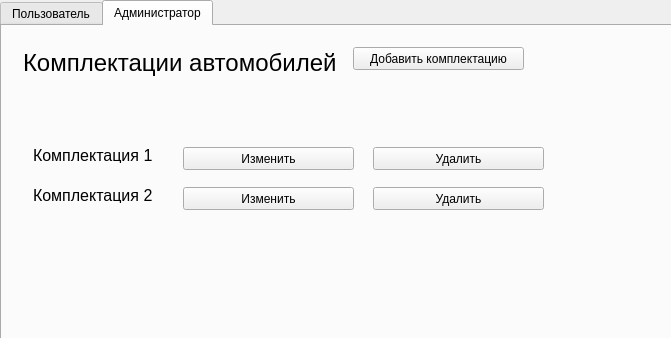
The window that src/window/mainwindow.ui (KarpenkoDenis/and-or-tree) describes before a commit, drawn with Qt 5; both pictures show x 0 to 671 and y 0 to 338 of the 1068 by 678 pixel window.
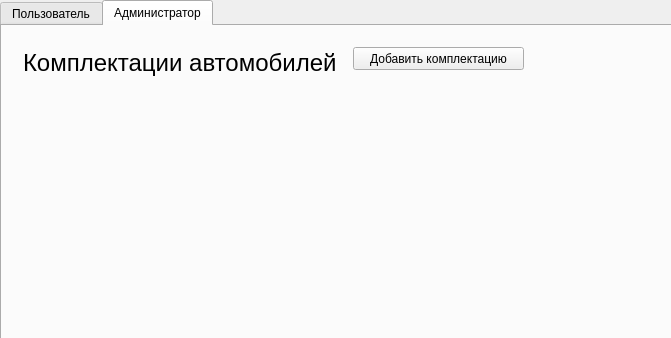
The same window after the commit.

Commit message: Implement list view

What changed in the file:
```diff
--- a/src/window/mainwindow.ui
+++ b/src/window/mainwindow.ui
@@ -310,93 +310,36 @@
             <string>Добавить комплектацию</string>
            </property>
           </widget>
-          <widget class="QLabel" name="label_5">
+          <widget class="QWidget" name="verticalLayoutWidget">
            <property name="geometry">
             <rect>
-             <x>20</x>
-             <y>110</y>
-             <width>161</width>
-             <height>16</height>
+             <x>10</x>
+             <y>40</y>
+             <width>501</width>
+             <height>361</height>
             </rect>
            </property>
-           <property name="font">
-            <font>
-             <pointsize>12</pointsize>
-            </font>
-           </property>
-           <property name="text">
-            <string>Комплектация 1</string>
-           </property>
-          </widget>
-          <widget class="QPushButton" name="pushButton_2">
-           <property name="geometry">
-            <rect>
-             <x>170</x>
-             <y>110</y>
-             <width>171</width>
-             <height>23</height>
-            </rect>
-           </property>
-           <property name="text">
-            <string>Изменить</string>
-           </property>
-          </widget>
-          <widget class="QPushButton" name="pushButton_3">
-           <property name="geometry">
-            <rect>
-             <x>360</x>
-             <y>110</y>
-             <width>171</width>
-             <height>23</height>
-            </rect>
-           </property>
-           <property name="text">
-            <string>Удалить</string>
-           </property>
-          </widget>
-          <widget class="QLabel" name="label_6">
-           <property name="geometry">
-            <rect>
-             <x>20</x>
-             <y>150</y>
-             <width>161</width>
-             <height>16</height>
-            </rect>
-           </property>
-           <property name="font">
-            <font>
-             <pointsize>12</pointsize>
-            </font>
-           </property>
-           <property name="text">
-            <string>Комплектация 2</string>
-           </property>
-          </widget>
-          <widget class="QPushButton" name="pushButton_4">
-           <property name="geometry">
-            <rect>
-             <x>360</x>
-             <y>150</y>
-             <width>171</width>
-             <height>23</height>
-            </rect>
-           </property>
-           <property name="text">
-            <string>Удалить</string>
-           </property>
-          </widget>
-          <widget class="QPushButton" name="pushButton_5">
-           <property name="geometry">
-            <rect>
-             <x>170</x>
-             <y>150</y>
-             <width>171</width>
-             <height>23</height>
-            </rect>
-           </property>
-           <property name="text">
-            <string>Изменить</string>
-           </property>
+           <layout class="QVBoxLayout" name="listVBoxHandler">
+            <item>
+             <layout class="QVBoxLayout" name="listVBox"/>
+            </item>
+            <item>
+             <spacer name="verticalSpacer">
+              <property name="orientation">
+               <enum>Qt::Vertical</enum>
+              </property>
+              <property name="sizeType">
+               <enum>QSizePolicy::Expanding</enum>
+              </property>
+              <property name="sizeHint" stdset="0">
+               <size>
+                <width>20</width>
+                <height>40</height>
+               </size>
+              </property>
+             </spacer>
+            </item>
+           </layout>
           </widget>
          </widget>
          <widget class="QWidget" name="editorPage">
```
The commit also changes 12 other files.
